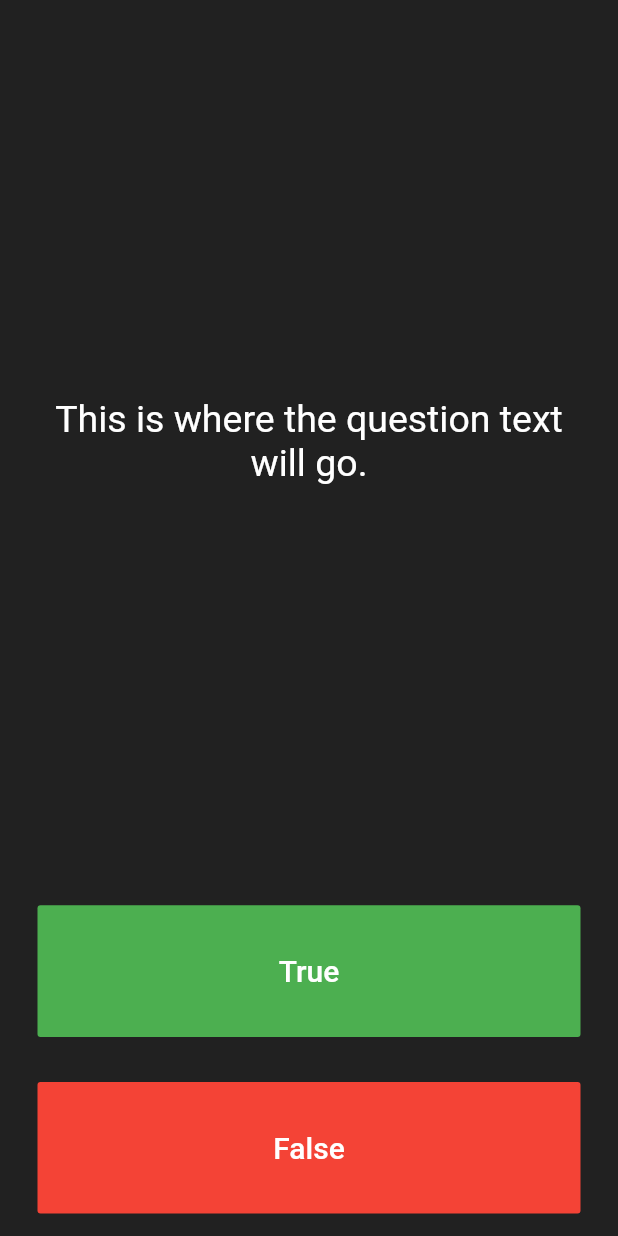
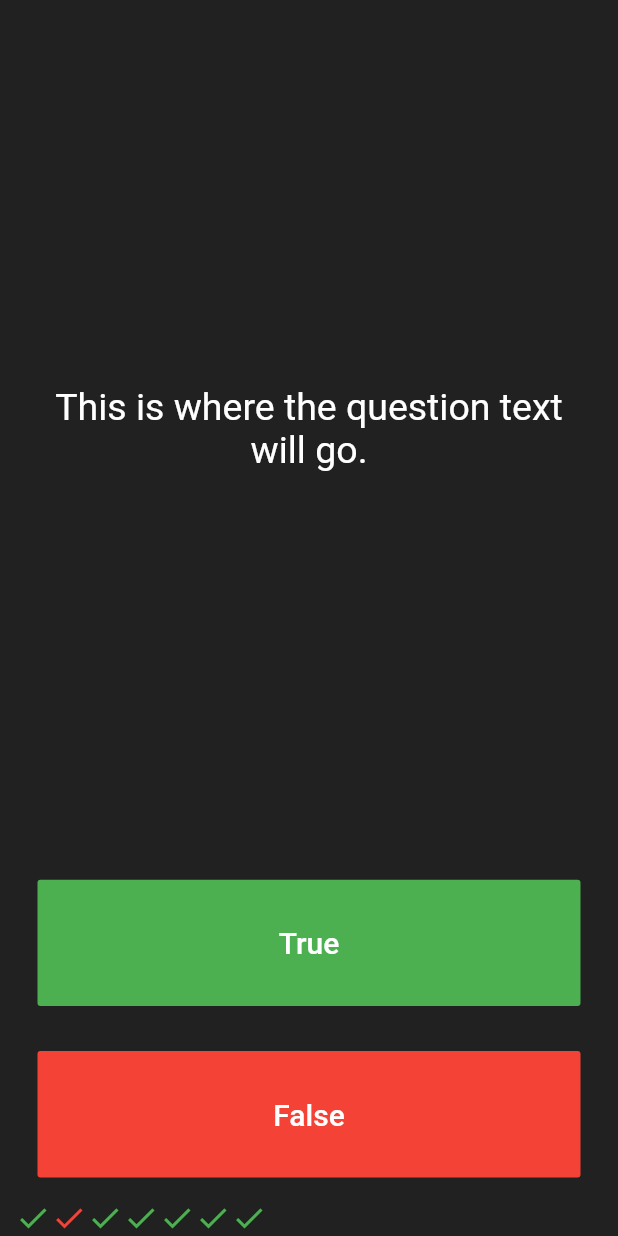
Before and after one commit to claudiocoder/quizzler-app, a Flutter app: the screen it shows after launch, after a tap on "True", on a phone screen of 412 x 824 dp. Run offline on Flutter 3.47's test engine with Material 2 defaults, Android fonts, the phone set to English and light mode, and no system bars.

Commit message:
feat: update dependencies and add score keeper

```diff
--- a/lib/main.dart
+++ b/lib/main.dart
@@ -25,6 +25,15 @@ class QuizPage extends StatefulWidget {
 }
 
 class _QuizPageState extends State<QuizPage> {
+  List<Icon> scoreKeeper = [
+    Icon(Icons.check, color: Colors.green),
+    Icon(Icons.check, color: Colors.red),
+    Icon(Icons.check, color: Colors.green),
+    Icon(Icons.check, color: Colors.green),
+    Icon(Icons.check, color: Colors.green),
+    Icon(Icons.check, color: Colors.green),
+  ];
+
   @override
   Widget build(BuildContext context) {
     return Column(
@@ -62,6 +71,14 @@ class _QuizPageState extends State<QuizPage> {
               ),
               onPressed: () {
                 //The user picked true.
+                setState(() {
+                  scoreKeeper.add(
+                    Icon(
+                      Icons.check,
+                      color: Colors.green,
+                    ),
+                  );
+                });
               },
             ),
           ),
@@ -85,6 +102,9 @@ class _QuizPageState extends State<QuizPage> {
           ),
         ),
         //TODO: Add a Row here as your score keeper
+        Row(
+          children: scoreKeeper,
+        )
       ],
     );
   }
```
Also changed, not shown: 4 other files.
